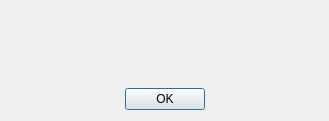
vaginessa/pornhubscanner, file qt-resources/error.ui: the form before one commit.
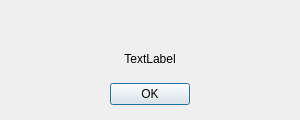
The form after the commit. Icons and pictures are not drawn.

```diff
--- a/qt-resources/error.ui
+++ b/qt-resources/error.ui
@@ -6,8 +6,8 @@
    <rect>
     <x>0</x>
     <y>0</y>
-    <width>329</width>
-    <height>121</height>
+    <width>300</width>
+    <height>120</height>
    </rect>
   </property>
   <property name="windowTitle">
@@ -19,13 +19,44 @@
      <property name="text">
       <string/>
      </property>
+     <property name="textFormat">
+      <enum>Qt::RichText</enum>
+     </property>
+     <property name="pixmap">
+      <pixmap resource="icons.qrc">:/icons/action-unavailable-symbolic.symbolic.png</pixmap>
+     </property>
+     <property name="scaledContents">
+      <bool>false</bool>
+     </property>
      <property name="alignment">
       <set>Qt::AlignCenter</set>
      </property>
     </widget>
    </item>
    <item row="1" column="0">
+    <widget class="QLabel" name="errorLabel">
+     <property name="text">
+      <string>TextLabel</string>
+     </property>
+     <property name="alignment">
+      <set>Qt::AlignCenter</set>
+     </property>
+    </widget>
+   </item>
+   <item row="2" column="0">
     <widget class="QDialogButtonBox" name="buttonBox">
+     <property name="minimumSize">
+      <size>
+       <width>0</width>
+       <height>30</height>
+      </size>
+     </property>
+     <property name="maximumSize">
+      <size>
+       <width>16777215</width>
+       <height>30</height>
+      </size>
+     </property>
      <property name="styleSheet">
       <string notr="true"/>
      </property>
```
Left out of the diff: 10 changed lines with no effect on the pictures.
